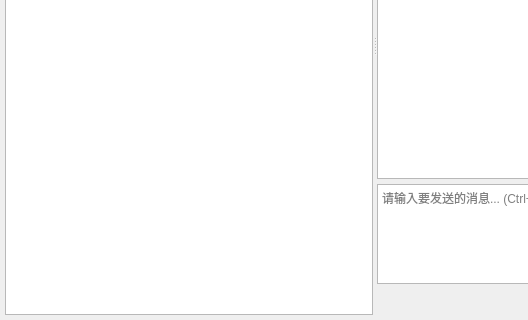
The window that IMchat/ui/chatwidget.ui (toh520/Simple_IMChat) describes before a commit, drawn with Qt 5; both pictures show x 0 to 528 and y 230 to 550 of the 750 by 550 pixel window.
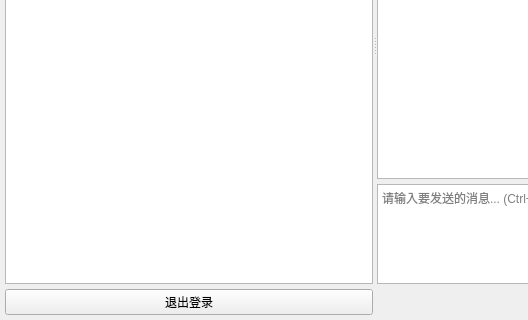
The same window after the commit.

Commit message: feat: add logout button and active socket disconnect when closing chat widget

What changed in the file:
```diff
--- a/IMchat/ui/chatwidget.ui
+++ b/IMchat/ui/chatwidget.ui
@@ -62,6 +62,13 @@
        <item>
         <widget class="QListWidget" name="list_sessions"/>
        </item>
+       <item>
+        <widget class="QPushButton" name="btn_logout">
+         <property name="text">
+          <string>退出登录</string>
+         </property>
+        </widget>
+       </item>
       </layout>
      </widget>
      <!-- 右侧聊天区域 -->
```
The commit also changes 5 other files.
